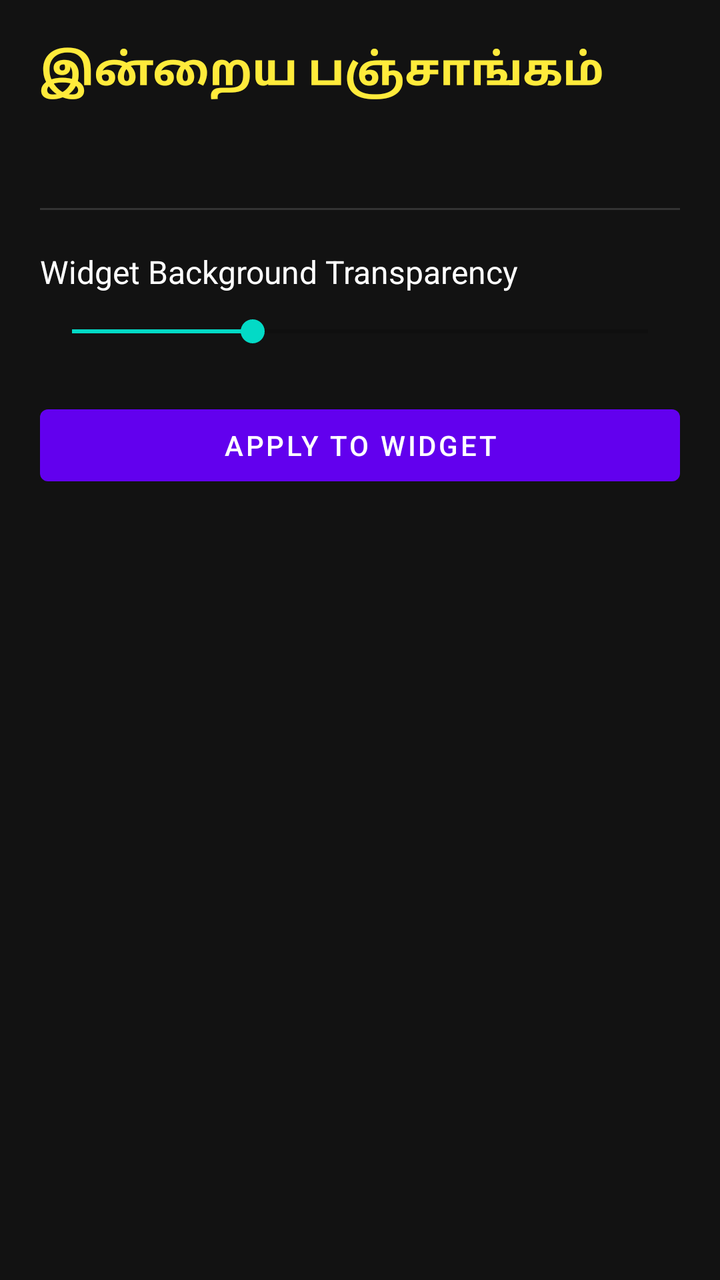
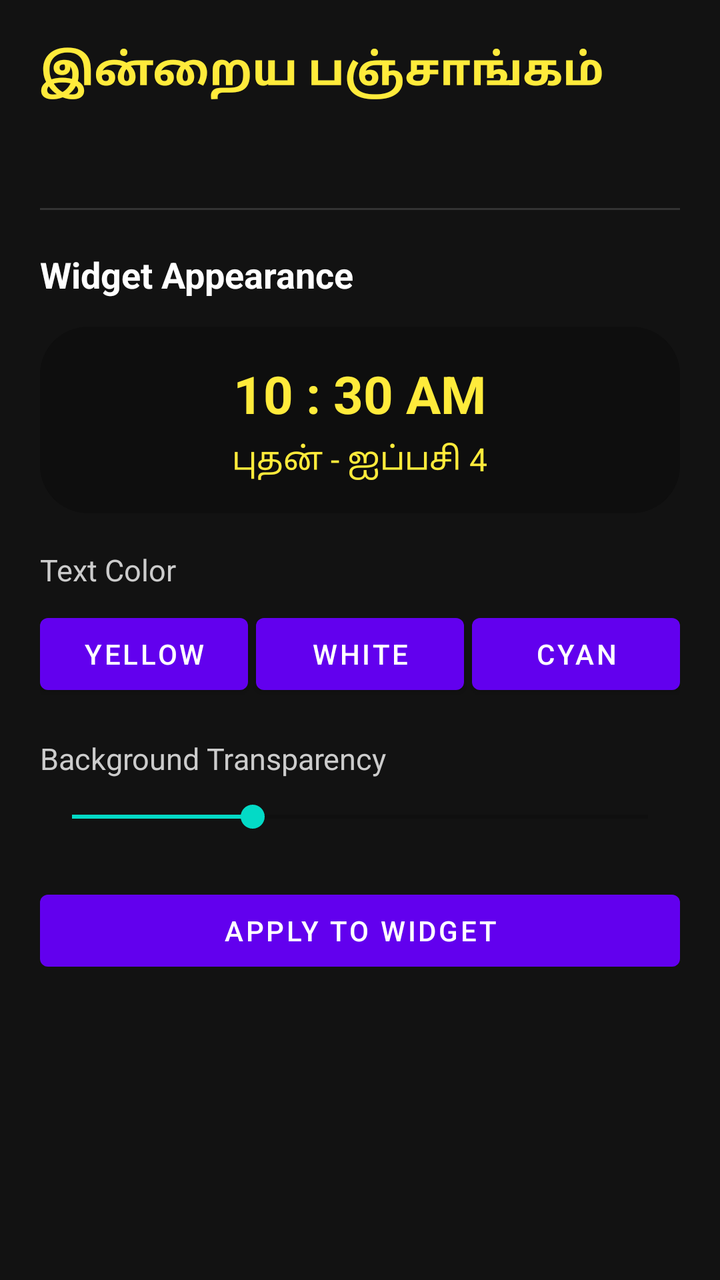

Two renders of the same Android screen: before a commit and after it. Below are the layout's source before the change and the commit's diff.
<!-- AndroidManifest.xml: application theme Theme.MaterialComponents.DayNight.NoActionBar -->
<!-- res/layout/activity_main.xml -->
<?xml version="1.0" encoding="utf-8"?>
<ScrollView xmlns:android="http://schemas.android.com/apk/res/android"
    android:layout_width="match_parent"
    android:layout_height="match_parent"
    android:background="#121212"
    android:padding="20dp">

    <LinearLayout
        android:layout_width="match_parent"
        android:layout_height="wrap_content"
        android:orientation="vertical">

        <TextView
            android:layout_width="wrap_content"
            android:layout_height="wrap_content"
            android:text="இன்றைய பஞ்சாங்கம்"
            android:textSize="22sp"
            android:textStyle="bold"
            android:textColor="#FFEB3B" />

        <TextView
            android:id="@+id/tv_panchangam_details"
            android:layout_width="match_parent"
            android:layout_height="wrap_content"
            android:layout_marginTop="12dp"
            android:lineSpacingExtra="6dp"
            android:textSize="16sp"
            android:textColor="#FFFFFF" />

        <View
            android:layout_width="match_parent"
            android:layout_height="1dp"
            android:layout_marginTop="20dp"
            android:layout_marginBottom="20dp"
            android:background="#333333" />

        <TextView
            android:layout_width="wrap_content"
            android:layout_height="wrap_content"
            android:text="Widget Background Transparency"
            android:textSize="16sp"
            android:textColor="#FFFFFF" />

        <SeekBar
            android:id="@+id/seek_alpha"
            android:layout_width="match_parent"
            android:layout_height="wrap_content"
            android:layout_marginTop="10dp"
            android:max="255"
            android:progress="80" />

        <Button
            android:id="@+id/btn_save_widget"
            android:layout_width="match_parent"
            android:layout_height="wrap_content"
            android:layout_marginTop="24dp"
            android:text="Apply to Widget" />

    </LinearLayout>
</ScrollView>
<!-- resources referenced by this layout -->
<resources>

</resources>

<!-- the commit's change to res/layout/activity_main.xml (unified diff, before → after) -->
@@ -37,9 +37,88 @@
         <TextView
             android:layout_width="wrap_content"
             android:layout_height="wrap_content"
-            android:text="Widget Background Transparency"
-            android:textSize="16sp"
+            android:text="Widget Appearance"
+            android:textSize="18sp"
+            android:textStyle="bold"
             android:textColor="#FFFFFF" />
+
+        
+        <LinearLayout
+            android:id="@+id/preview_box"
+            android:layout_width="match_parent"
+            android:layout_height="wrap_content"
+            android:layout_marginTop="14dp"
+            android:gravity="center"
+            android:orientation="vertical"
+            android:padding="16dp"
+            android:background="@drawable/widget_background">
+
+            <TextView
+                android:id="@+id/preview_clock"
+                android:layout_width="wrap_content"
+                android:layout_height="wrap_content"
+                android:text="10 : 30 AM"
+                android:textSize="26sp"
+                android:textStyle="bold"
+                android:textColor="#FFEB3B" />
+
+            <TextView
+                android:id="@+id/preview_date"
+                android:layout_width="wrap_content"
+                android:layout_height="wrap_content"
+                android:layout_marginTop="4dp"
+                android:text="புதன் - ஐப்பசி 4"
+                android:textSize="16sp"
+                android:textColor="#FFEB3B" />
+        </LinearLayout>
+
+        
+        <TextView
+            android:layout_width="wrap_content"
+            android:layout_height="wrap_content"
+            android:layout_marginTop="18dp"
+            android:text="Text Color"
+            android:textSize="15sp"
+            android:textColor="#CCCCCC" />
+
+        <LinearLayout
+            android:layout_width="match_parent"
+            android:layout_height="wrap_content"
+            android:layout_marginTop="8dp"
+            android:orientation="horizontal">
+
+            <Button
+                android:id="@+id/btn_color_yellow"
+                android:layout_width="0dp"
+                android:layout_height="wrap_content"
+                android:layout_weight="1"
+                android:layout_marginEnd="4dp"
+                android:text="Yellow" />
+
+            <Button
+                android:id="@+id/btn_color_white"
+                android:layout_width="0dp"
+                android:layout_height="wrap_content"
+                android:layout_weight="1"
+                android:layout_marginEnd="4dp"
+                android:text="White" />
+
+            <Button
+                android:id="@+id/btn_color_cyan"
+                android:layout_width="0dp"
+                android:layout_height="wrap_content"
+                android:layout_weight="1"
+                android:text="Cyan" />
+        </LinearLayout>
+
+        
+        <TextView
+            android:layout_width="wrap_content"
+            android:layout_height="wrap_content"
+            android:layout_marginTop="18dp"
+            android:text="Background Transparency"
+            android:textSize="15sp"
+            android:textColor="#CCCCCC" />
 
         <SeekBar
             android:id="@+id/seek_alpha"
<!-- resource entries referenced after the edit -->
@@ -1,5 +1,11 @@
 <!-- resources referenced by this layout -->
 <resources>
-
+  <!-- drawable widget_background (drawable) -->
+  <?xml version="1.0" encoding="utf-8"?>
+  <shape xmlns:android="http://schemas.android.com/apk/res/android"
+      android:shape="rectangle">
+      <corners android:radius="24dp" />
+      <solid android:color="#40000000" />
+  </shape>
 </resources>
 
